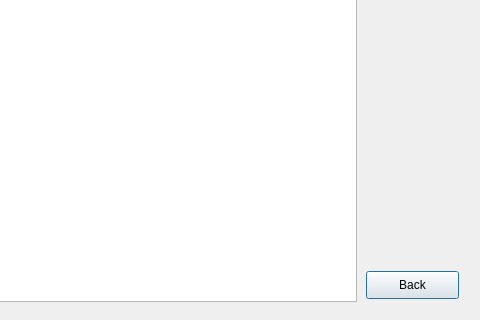
Before: the Qt Designer form src/dialogliststudents.ui in MarioFernandes73/FEUP_IART, drawn with Qt 5; both pictures show x 94 to 574 and y 89 to 409 of the 574 by 409 pixel window.
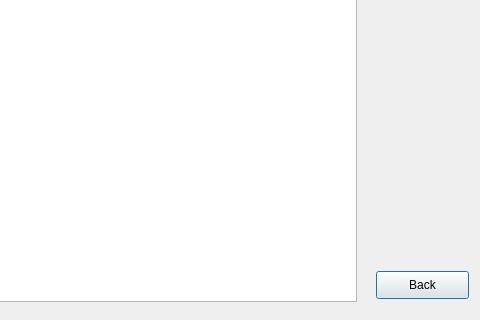
After: the same form once the commit is applied.

```diff
--- a/src/dialogliststudents.ui
+++ b/src/dialogliststudents.ui
@@ -16,7 +16,7 @@
   <widget class="QPushButton" name="pushButton_5">
    <property name="geometry">
     <rect>
-     <x>460</x>
+     <x>470</x>
      <y>360</y>
      <width>93</width>
      <height>28</height>
```
Left out of the diff: 4 changed lines with no effect on the pictures.
